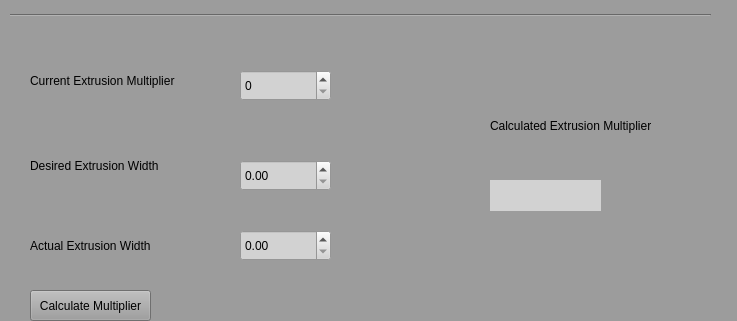
First picture: the form in extruder_calibration.ui, repository JWolfJr/3D-printer-extruder-calibration, before the edit; both pictures show x 0 to 737 and y 259 to 580 of the 737 by 667 pixel window.
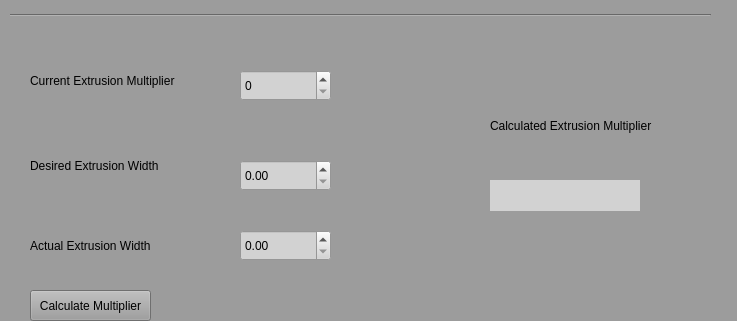
Second picture: the form after the edit.

Commit message: adusted label geometry to show missing words

What changed in the file:
```diff
--- a/extruder_calibration.ui
+++ b/extruder_calibration.ui
@@ -67,7 +67,7 @@
      <rect>
       <x>30</x>
       <y>300</y>
-      <width>161</width>
+      <width>180</width>
       <height>41</height>
      </rect>
     </property>
@@ -83,7 +83,7 @@
      <rect>
       <x>30</x>
       <y>390</y>
-      <width>141</width>
+      <width>200</width>
       <height>31</height>
      </rect>
     </property>
@@ -99,7 +99,7 @@
      <rect>
       <x>490</x>
       <y>350</y>
-      <width>161</width>
+      <width>200</width>
       <height>31</height>
      </rect>
     </property>
@@ -112,7 +112,7 @@
      <rect>
       <x>30</x>
       <y>470</y>
-      <width>131</width>
+      <width>200</width>
       <height>31</height>
      </rect>
     </property>
@@ -260,7 +260,7 @@
      <rect>
       <x>490</x>
       <y>420</y>
-      <width>111</width>
+      <width>150</width>
       <height>31</height>
      </rect>
     </property>
```
The commit also changes 1 other file.
